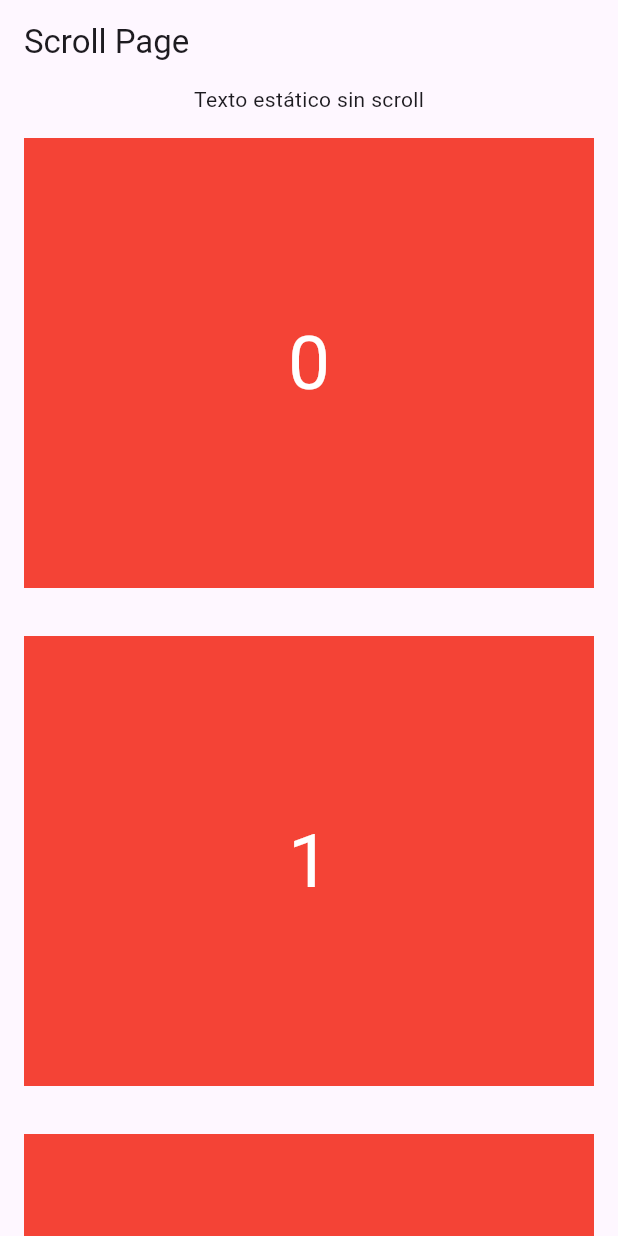
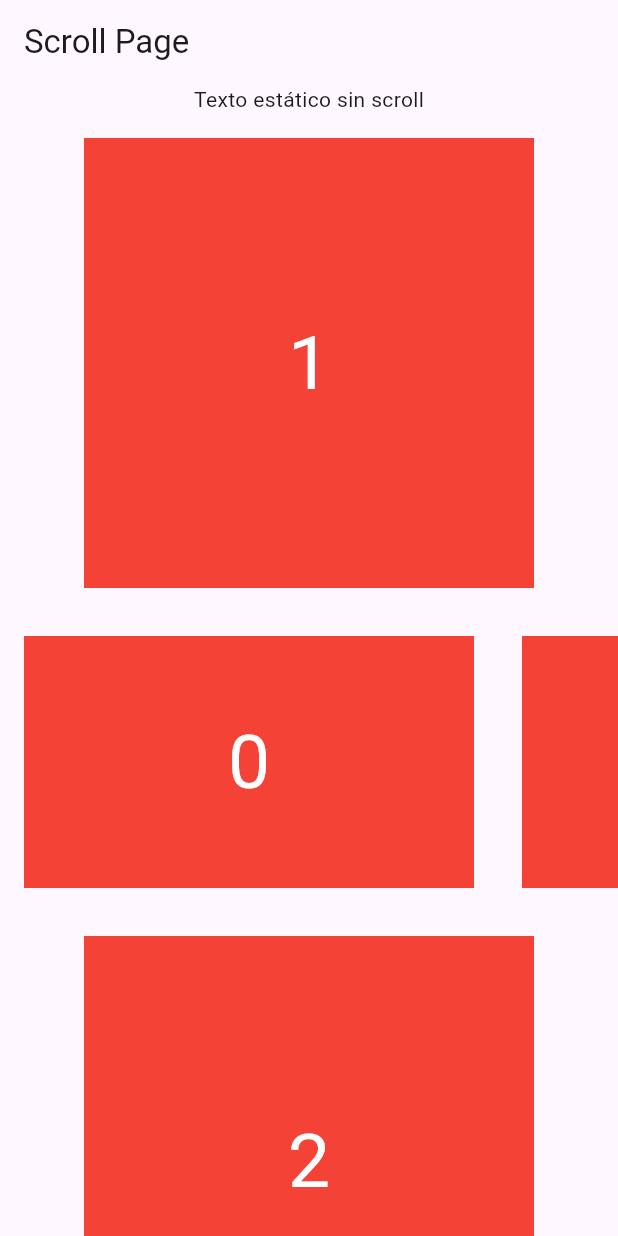
Before and after one commit to fr4nsgallegos/recetasappg13, a Flutter app: the screen it shows after launch, on a phone screen of 412 x 824 dp. Run offline on Flutter 3.47's test engine with Material 3 defaults, Android fonts, the phone set to English and light mode, and no system bars.

```diff
--- a/lib/pages/scroll_page.dart
+++ b/lib/pages/scroll_page.dart
@@ -23,29 +23,51 @@ class ScrollPage extends StatelessWidget {
       body: Column(
         children: [
           Text("Texto estático sin scroll"),
+
+          // Expanded(
+          //   child: ListView.builder(
+          //     itemCount: 200,
+          //     itemBuilder: (BuildContext context, int index) {
+          //       print(index);
+          //       return _buildContainer(index);
+          //     },
+          //   ),
+          // ),
           Expanded(
-            child: ListView.builder(
-              itemCount: 200,
-              itemBuilder: (BuildContext context, int index) {
-                print(index);
-                return _buildContainer(index);
-              },
+            child: SingleChildScrollView(
+              scrollDirection: Axis.vertical,
+              child: Column(
+                children: [
+                  _buildContainer(1),
+                  SizedBox(
+                    height: 200,
+                    child: ListView.builder(
+                      scrollDirection: Axis.horizontal,
+                      itemCount: 20,
+                      itemBuilder: (context, index) {
+                        return _buildContainer(index);
+                      },
+                    ),
+                  ),
+                  _buildContainer(2),
+                  _buildContainer(3),
+                  SizedBox(
+                    height: 200,
+                    child: ListView.separated(
+                      scrollDirection: Axis.horizontal,
+                      separatorBuilder: (context, index) =>
+                          Container(height: 20, width: 5, color: Colors.cyan),
+                      itemCount: 50,
+                      itemBuilder: (BuildContext context, int index) {
+                        return _buildContainer(index);
+                      },
+                    ),
+                  ),
+                  _buildContainer(4),
+                ],
+              ),
             ),
           ),
-
-          // Expanded(
-          //   child: SingleChildScrollView(
-          //     scrollDirection: Axis.vertical,
-          //     child: Column(
-          //       children: [
-          //         _buildContainer(),
-          //         _buildContainer(),
-          //         _buildContainer(),
-          //         _buildContainer(),
-          //       ],
-          //     ),
-          //   ),
-          // ),
         ],
       ),
     );
```
